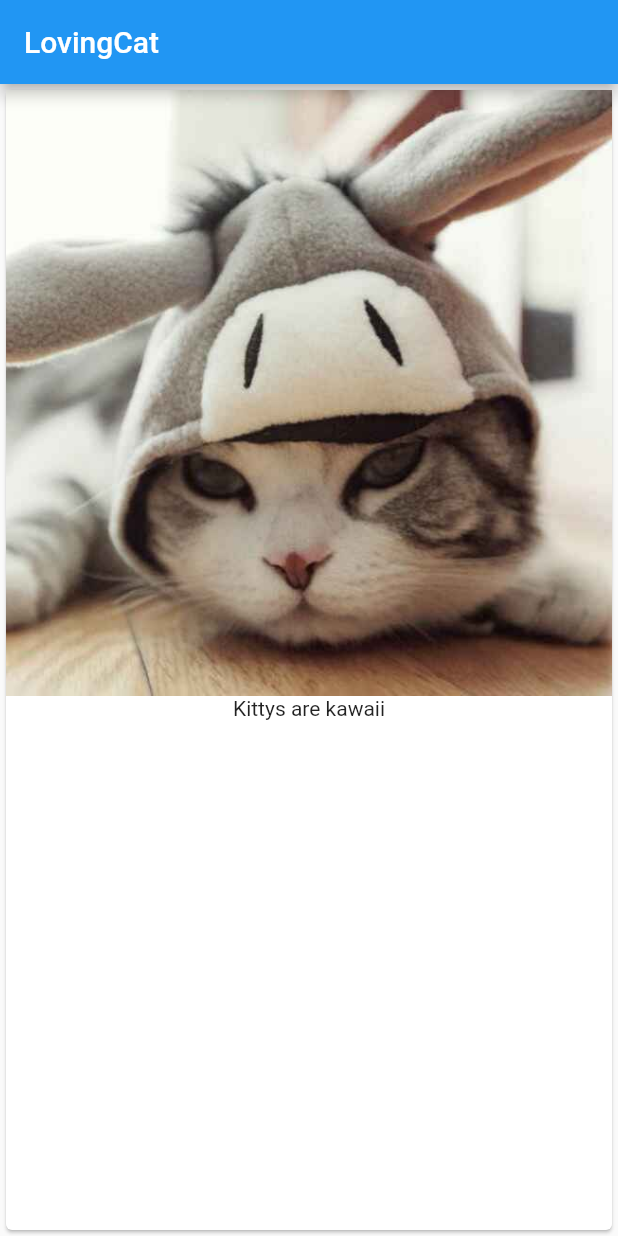
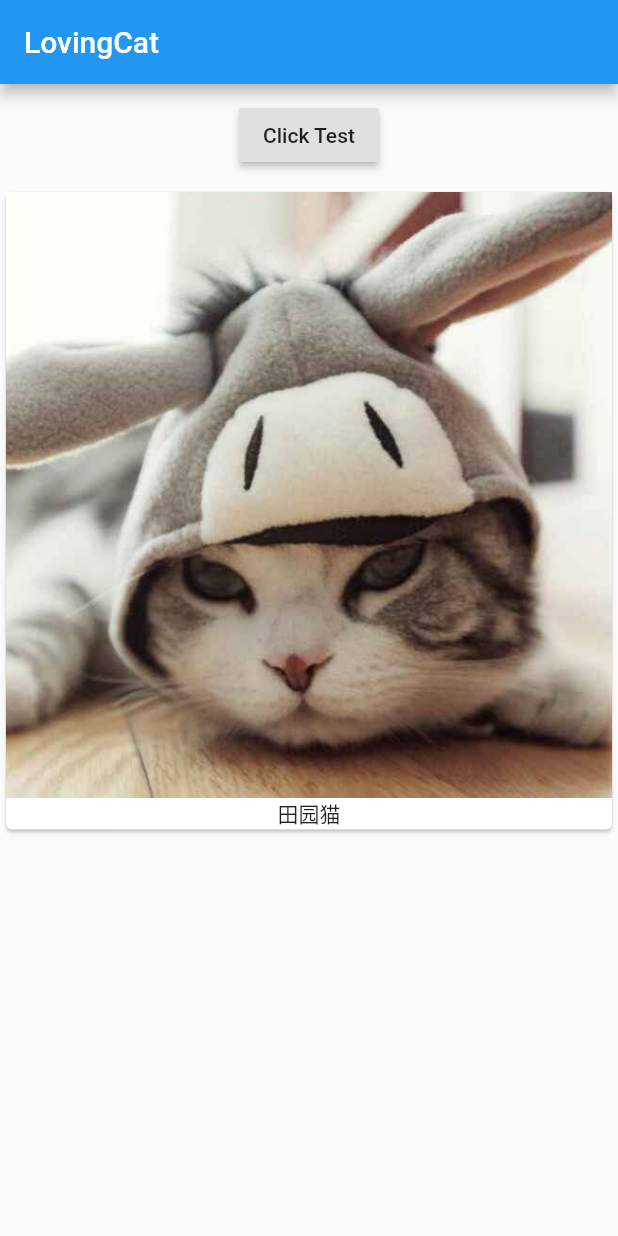
Before and after one commit to huangjun0124/flutter_learn, a Flutter app: the screen it shows after launch, on a phone screen of 412 x 824 dp. Run offline on Flutter 3.47's test engine with Material 2 defaults, Android fonts, the phone set to English and light mode, and no system bars.

Commit message:
添加一个按钮，并且给List来源绑定一个动态参数

```diff
--- a/lib/main.dart
+++ b/lib/main.dart
@@ -3,19 +3,79 @@ import 'package:flutter/widgets.dart';
 
 void main() => runApp(MyApp());
 
-class MyApp extends StatelessWidget {
+class MyApp extends StatefulWidget {
   @override
   Widget build(BuildContext context) {
     return MaterialApp(
       home: Scaffold(
-        appBar: AppBar(
-          title: Text('LovingCat'),
-        ),
-        body: Card(child: Column(children: <Widget>[
-          Image.asset('assets/cat001.jpg') ,
-          Text('Kittys are kawaii')
-        ],),),
-      ),
+          appBar: AppBar(
+            title: Text('LovingCat'),
+          ),
+          body: Column(
+            children: <Widget>[
+              Container(
+                margin: EdgeInsets.all(10.0), // 按钮周围留10像素空白
+                child: RaisedButton(
+                  onPressed: () {},
+                  child: Text('Click Test'),
+                ),
+              ),
+              Card(
+                child: Column(
+                  children: <Widget>[
+                    Image.asset('assets/cat001.jpg'),
+                    Text('Kittys are kawaii')
+                  ],
+                ),
+              ),
+            ],
+          )),
+    );
+  }
+
+  @override
+  State<StatefulWidget> createState() {
+    return _MyAppState();
+  }
+}
+
+class _MyAppState extends State<MyApp> {
+  List<String> _cats = ['田园猫'];
+
+  @override
+  Widget build(BuildContext context) {
+    return MaterialApp(
+      home: Scaffold(
+          appBar: AppBar(
+            title: Text('LovingCat'),
+          ),
+          body: Column(
+            children: <Widget>[
+              Container(
+                margin: EdgeInsets.all(10.0), // 按钮周围留10像素空白
+                child: RaisedButton(
+                  onPressed: () {
+                    setState(() {
+                      _cats.add('加菲猫');
+                    });
+                  },
+                  child: Text('Click Test'),
+                ),
+              ),
+              Column(
+                children: _cats
+                    .map((e) => Card(
+                          child: Column(
+                            children: <Widget>[
+                              Image.asset('assets/cat001.jpg'),
+                              Text(e)
+                            ],
+                          ),
+                        ))
+                    .toList(),
+              )
+            ],
+          )),
     );
   }
 }
```
